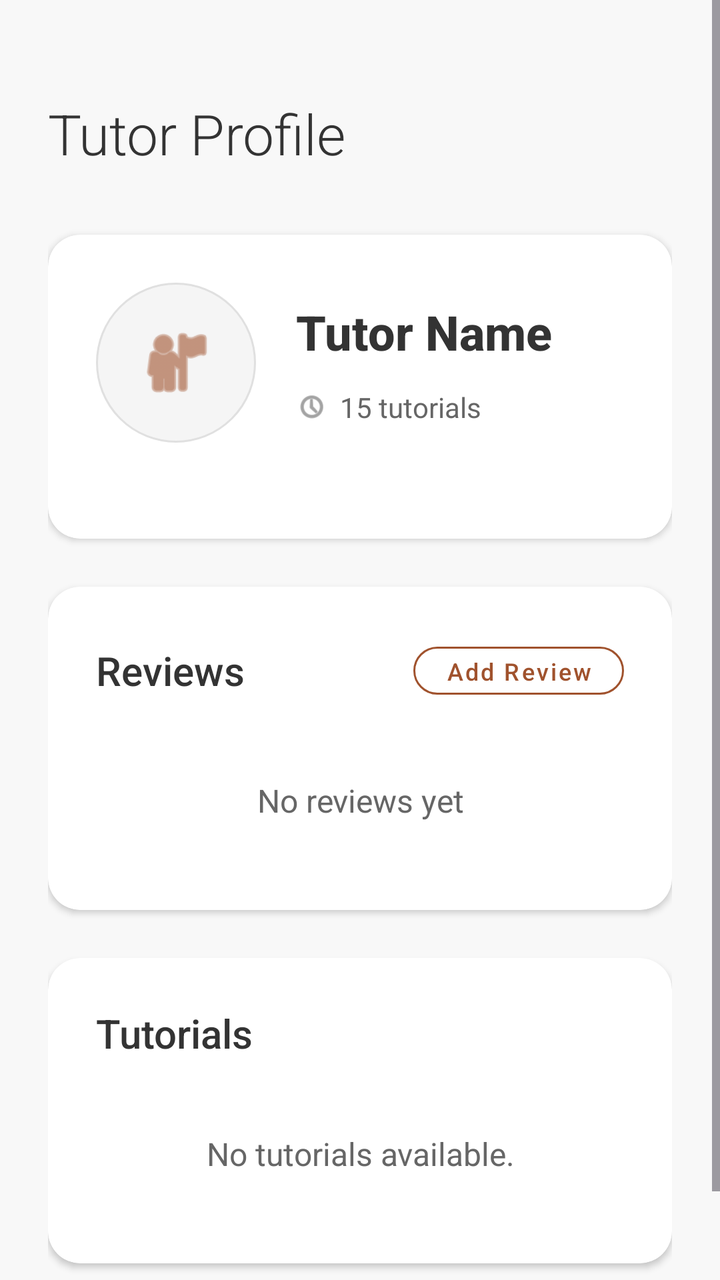
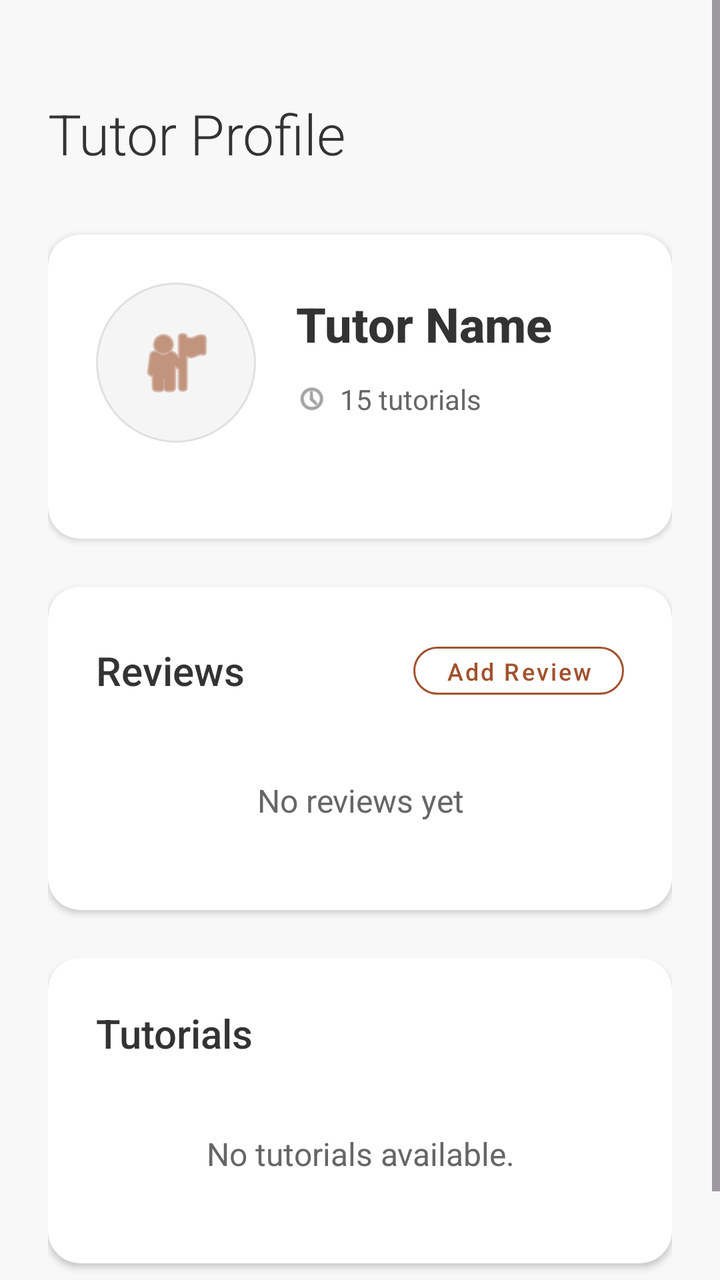

An Android layout rendered at two revisions. The XML below is the earlier revision; the diff shows what the commit changed to produce the second picture.
<!-- AndroidManifest.xml: application theme Theme.Csci3130Group1 -->
<!-- res/layout/activity_tutor_profile.xml -->
<?xml version="1.0" encoding="utf-8"?>
<ScrollView xmlns:android="http://schemas.android.com/apk/res/android"
    xmlns:app="http://schemas.android.com/apk/res-auto"
    android:layout_width="match_parent"
    android:layout_height="match_parent"
    android:background="#F8F8F8"
    android:fillViewport="true">

    <LinearLayout
        android:layout_width="match_parent"
        android:layout_height="wrap_content"
        android:orientation="vertical"
        android:paddingHorizontal="24dp"
        android:paddingTop="48dp"
        android:paddingBottom="32dp">

        
        <TextView
            android:layout_width="wrap_content"
            android:layout_height="wrap_content"
            android:text="Tutor Profile"
            android:textSize="28sp"
            android:fontFamily="sans-serif-light"
            android:textColor="#333333"
            android:layout_marginBottom="32dp"/>

        
        <androidx.cardview.widget.CardView
            android:layout_width="match_parent"
            android:layout_height="wrap_content"
            android:layout_marginBottom="24dp"
            app:cardCornerRadius="16dp"
            app:cardElevation="2dp"
            app:cardBackgroundColor="#FFFFFF">

            <LinearLayout
                android:layout_width="match_parent"
                android:layout_height="wrap_content"
                android:orientation="vertical"
                android:padding="24dp">

                
                <LinearLayout
                    android:layout_width="match_parent"
                    android:layout_height="wrap_content"
                    android:orientation="horizontal"
                    android:gravity="center_vertical"
                    android:layout_marginBottom="24dp">

                    
                    <ImageView
                        android:id="@+id/tutorProfilePicture"
                        android:layout_width="80dp"
                        android:layout_height="80dp"
                        android:src="@android:drawable/ic_menu_myplaces"
                        app:tint="#A0522D"
                        android:background="@drawable/circle_background"
                        android:padding="20dp"
                        android:contentDescription="Tutor Profile Picture" />

                    
                    <LinearLayout
                        android:layout_width="0dp"
                        android:layout_height="wrap_content"
                        android:layout_weight="1"
                        android:orientation="vertical"
                        android:layout_marginStart="20dp">

                        
                        <TextView
                            android:id="@+id/tutorName"
                            android:layout_width="wrap_content"
                            android:layout_height="wrap_content"
                            android:text="Tutor Name"
                            android:textSize="24sp"
                            android:textStyle="bold"
                            android:textColor="#333333"
                            android:fontFamily="sans-serif-medium" />

                        
                        <TextView
                            android:id="@+id/tutorDegree"
                            android:layout_width="wrap_content"
                            android:layout_height="wrap_content"
                            android:text="Computer Science, B.Sc."
                            android:textSize="16sp"
                            android:textColor="#666666"
                            android:layout_marginTop="4dp"
                            android:visibility="gone" />

                        
                        <LinearLayout
                            android:layout_width="wrap_content"
                            android:layout_height="wrap_content"
                            android:orientation="horizontal"
                            android:layout_marginTop="12dp">

                            
                            <LinearLayout
                                android:layout_width="wrap_content"
                                android:layout_height="wrap_content"
                                android:orientation="horizontal"
                                android:gravity="center_vertical"
                                android:layout_marginEnd="20dp">

                                <ImageView
                                    android:layout_width="16dp"
                                    android:layout_height="16dp"
                                    android:src="@android:drawable/ic_menu_recent_history"
                                    app:tint="#666666" />

                                <TextView
                                    android:id="@+id/tutorialCount"
                                    android:layout_width="wrap_content"
                                    android:layout_height="wrap_content"
                                    android:text="15 tutorials"
                                    android:textSize="14sp"
                                    android:textColor="#666666"
                                    android:layout_marginStart="6dp" />
                            </LinearLayout>

                            
                            <LinearLayout
                                android:id="@+id/ratingContainer"
                                android:layout_width="wrap_content"
                                android:layout_height="wrap_content"
                                android:orientation="horizontal"
                                android:gravity="center_vertical"
                                android:visibility="gone">

                                <ImageView
                                    android:layout_width="16dp"
                                    android:layout_height="16dp"
                                    android:src="@android:drawable/btn_star_big_on"
                                    app:tint="#FFD700" />

                                <TextView
                                    android:id="@+id/tutorRating"
                                    android:layout_width="wrap_content"
                                    android:layout_height="wrap_content"
                                    android:text="4.8 (24)"
                                    android:textSize="14sp"
                                    android:textColor="#666666"
                                    android:layout_marginStart="6dp" />
                            </LinearLayout>
                        </LinearLayout>
                    </LinearLayout>
                </LinearLayout>

                
                <LinearLayout
                    android:id="@+id/descriptionSection"
                    android:layout_width="match_parent"
                    android:layout_height="wrap_content"
                    android:orientation="vertical"
                    android:visibility="gone">

                    <TextView
                        android:layout_width="wrap_content"
                        android:layout_height="wrap_content"
                        android:text="About"
                        android:textSize="14sp"
                        android:textColor="#888888"
                        android:fontFamily="sans-serif-medium"
                        android:textAllCaps="true"
                        android:letterSpacing="0.1"
                        android:layout_marginBottom="8dp"/>

                    <TextView
                        android:id="@+id/tutorDescription"
                        android:layout_width="match_parent"
                        android:layout_height="wrap_content"
                        android:text="Tutor description goes here..."
                        android:textSize="16sp"
                        android:textColor="#333333"
                        android:fontFamily="sans-serif"
                        android:lineSpacingExtra="4dp"/>
                </LinearLayout>
            </LinearLayout>
        </androidx.cardview.widget.CardView>

        
        <androidx.cardview.widget.CardView
            android:layout_width="match_parent"
            android:layout_height="wrap_content"
            android:layout_marginBottom="24dp"
            app:cardCornerRadius="16dp"
            app:cardElevation="2dp"
            app:cardBackgroundColor="#FFFFFF">

            <LinearLayout
                android:layout_width="match_parent"
                android:layout_height="wrap_content"
                android:orientation="vertical"
                android:padding="24dp">

                
                <LinearLayout
                    android:layout_width="match_parent"
                    android:layout_height="wrap_content"
                    android:orientation="horizontal"
                    android:gravity="center_vertical"
                    android:layout_marginBottom="16dp">

                    <TextView
                        android:layout_width="0dp"
                        android:layout_height="wrap_content"
                        android:layout_weight="1"
                        android:text="Reviews"
                        android:textSize="20sp"
                        android:fontFamily="sans-serif-medium"
                        android:textColor="#333333"/>

                    <Button
                        android:id="@+id/addReviewButton"
                        style="@style/Widget.MaterialComponents.Button.OutlinedButton"
                        android:layout_width="wrap_content"
                        android:layout_height="36dp"
                        android:text="Add Review"
                        android:textColor="#A0522D"
                        android:textSize="12sp"
                        android:textAllCaps="false"
                        android:fontFamily="sans-serif-medium"
                        app:strokeColor="#A0522D"
                        app:cornerRadius="18dp"
                        android:minWidth="0dp"
                        android:paddingHorizontal="16dp"/>
                </LinearLayout>

                
                <LinearLayout
                    android:id="@+id/reviewsList"
                    android:layout_width="match_parent"
                    android:layout_height="wrap_content"
                    android:orientation="vertical">

                    <TextView
                        android:id="@+id/noReviewsText"
                        android:layout_width="match_parent"
                        android:layout_height="wrap_content"
                        android:text="No reviews yet"
                        android:textSize="16sp"
                        android:textColor="#666666"
                        android:gravity="center"
                        android:padding="20dp"/>
                </LinearLayout>
            </LinearLayout>
        </androidx.cardview.widget.CardView>

        
        <androidx.cardview.widget.CardView
            android:layout_width="match_parent"
            android:layout_height="wrap_content"
            android:layout_marginBottom="24dp"
            app:cardCornerRadius="16dp"
            app:cardElevation="2dp"
            app:cardBackgroundColor="#FFFFFF">

            <LinearLayout
                android:layout_width="match_parent"
                android:layout_height="wrap_content"
                android:orientation="vertical"
                android:padding="24dp">

                
                <TextView
                    android:layout_width="wrap_content"
                    android:layout_height="wrap_content"
                    android:text="Tutorials"
                    android:textSize="20sp"
                    android:fontFamily="sans-serif-medium"
                    android:textColor="#333333"
                    android:layout_marginBottom="16dp"/>

                
                <LinearLayout
                    android:id="@+id/tutorialsList"
                    android:layout_width="match_parent"
                    android:layout_height="wrap_content"
                    android:orientation="vertical">

                    <TextView
                        android:id="@+id/noTutorialsText"
                        android:layout_width="match_parent"
                        android:layout_height="wrap_content"
                        android:text="No tutorials available."
                        android:textSize="16sp"
                        android:textColor="#666666"
                        android:gravity="center"
                        android:padding="20dp"/>
                </LinearLayout>
            </LinearLayout>
        </androidx.cardview.widget.CardView>

    </LinearLayout>
</ScrollView>
<!-- resources referenced by this layout -->
<resources>
  <!-- drawable circle_background (drawable) -->
  <?xml version="1.0" encoding="utf-8"?>
  <shape xmlns:android="http://schemas.android.com/apk/res/android"
      android:shape="oval">
      <solid android:color="#F5F5F5" />
      <stroke
          android:width="1dp"
          android:color="#E0E0E0" />
  </shape>
  <style name="Theme.Csci3130Group1" parent="Base.Theme.Csci3130Group1" />
  <style name="Base.Theme.Csci3130Group1" parent="Theme.Material3.DayNight.NoActionBar">
          
          
      </style>
</resources>

<!-- the commit's change to res/layout/activity_tutor_profile.xml (unified diff, before → after) -->
@@ -90,9 +90,9 @@
 
                         
                         <LinearLayout
-                            android:layout_width="wrap_content"
+                            android:layout_width="match_parent"
                             android:layout_height="wrap_content"
-                            android:orientation="horizontal"
+                            android:orientation="vertical"
                             android:layout_marginTop="12dp">
 
                             
@@ -100,28 +100,61 @@
                                 android:layout_width="wrap_content"
                                 android:layout_height="wrap_content"
                                 android:orientation="horizontal"
-                                android:gravity="center_vertical"
-                                android:layout_marginEnd="20dp">
-
-                                <ImageView
-                                    android:layout_width="16dp"
-                                    android:layout_height="16dp"
-                                    android:src="@android:drawable/ic_menu_recent_history"
-                                    app:tint="#666666" />
-
-                                <TextView
-                                    android:id="@+id/tutorialCount"
+                                android:layout_marginBottom="8dp">
+
+                                
+                                <LinearLayout
                                     android:layout_width="wrap_content"
                                     android:layout_height="wrap_content"
-                                    android:text="15 tutorials"
-                                    android:textSize="14sp"
-                                    android:textColor="#666666"
-                                    android:layout_marginStart="6dp" />
+                                    android:orientation="horizontal"
+                                    android:gravity="center_vertical"
+                                    android:layout_marginEnd="20dp">
+
+                                    <ImageView
+                                        android:layout_width="16dp"
+                                        android:layout_height="16dp"
+                                        android:src="@android:drawable/ic_menu_recent_history"
+                                        app:tint="#666666" />
+
+                                    <TextView
+                                        android:id="@+id/tutorialCount"
+                                        android:layout_width="wrap_content"
+                                        android:layout_height="wrap_content"
+                                        android:text="15 tutorials"
+                                        android:textSize="14sp"
+                                        android:textColor="#666666"
+                                        android:layout_marginStart="6dp" />
+                                </LinearLayout>
+
+                                
+                                <LinearLayout
+                                    android:id="@+id/ratingContainer"
+                                    android:layout_width="wrap_content"
+                                    android:layout_height="wrap_content"
+                                    android:orientation="horizontal"
+                                    android:gravity="center_vertical"
+                                    android:visibility="gone">
+
+                                    <ImageView
+                                        android:layout_width="16dp"
+                                        android:layout_height="16dp"
+                                        android:src="@android:drawable/btn_star_big_on"
+                                        app:tint="#FFD700" />
+
+                                    <TextView
+                                        android:id="@+id/tutorRating"
+                                        android:layout_width="wrap_content"
+                                        android:layout_height="wrap_content"
+                                        android:text="4.8 (24)"
+                                        android:textSize="14sp"
+                                        android:textColor="#666666"
+                                        android:layout_marginStart="6dp" />
+                                </LinearLayout>
                             </LinearLayout>
 
                             
                             <LinearLayout
-                                android:id="@+id/ratingContainer"
+                                android:id="@+id/contactContainer"
                                 android:layout_width="wrap_content"
                                 android:layout_height="wrap_content"
                                 android:orientation="horizontal"
@@ -131,17 +164,18 @@
                                 <ImageView
                                     android:layout_width="16dp"
                                     android:layout_height="16dp"
-                                    android:src="@android:drawable/btn_star_big_on"
-                                    app:tint="#FFD700" />
+                                    android:src="@android:drawable/ic_menu_call"
+                                    app:tint="#A0522D" />
 
                                 <TextView
-                                    android:id="@+id/tutorRating"
+                                    android:id="@+id/tutorContact"
                                     android:layout_width="wrap_content"
                                     android:layout_height="wrap_content"
-                                    android:text="4.8 (24)"
+                                    android:text="(902) 123-4567"
                                     android:textSize="14sp"
-                                    android:textColor="#666666"
-                                    android:layout_marginStart="6dp" />
+                                    android:textColor="#A0522D"
+                                    android:layout_marginStart="6dp"
+                                    android:fontFamily="sans-serif-medium" />
                             </LinearLayout>
                         </LinearLayout>
                     </LinearLayout>
@@ -228,21 +262,23 @@
                 </LinearLayout>
 
                 
+                <TextView
+                    android:id="@+id/noReviewsText"
+                    android:layout_width="match_parent"
+                    android:layout_height="wrap_content"
+                    android:text="No reviews yet"
+                    android:textSize="16sp"
+                    android:textColor="#666666"
+                    android:gravity="center"
+                    android:padding="20dp"
+                    android:visibility="visible"/>
+
+                
                 <LinearLayout
                     android:id="@+id/reviewsList"
                     android:layout_width="match_parent"
                     android:layout_height="wrap_content"
                     android:orientation="vertical">
-
-                    <TextView
-                        android:id="@+id/noReviewsText"
-                        android:layout_width="match_parent"
-                        android:layout_height="wrap_content"
-                        android:text="No reviews yet"
-                        android:textSize="16sp"
-                        android:textColor="#666666"
-                        android:gravity="center"
-                        android:padding="20dp"/>
                 </LinearLayout>
             </LinearLayout>
         </androidx.cardview.widget.CardView>
